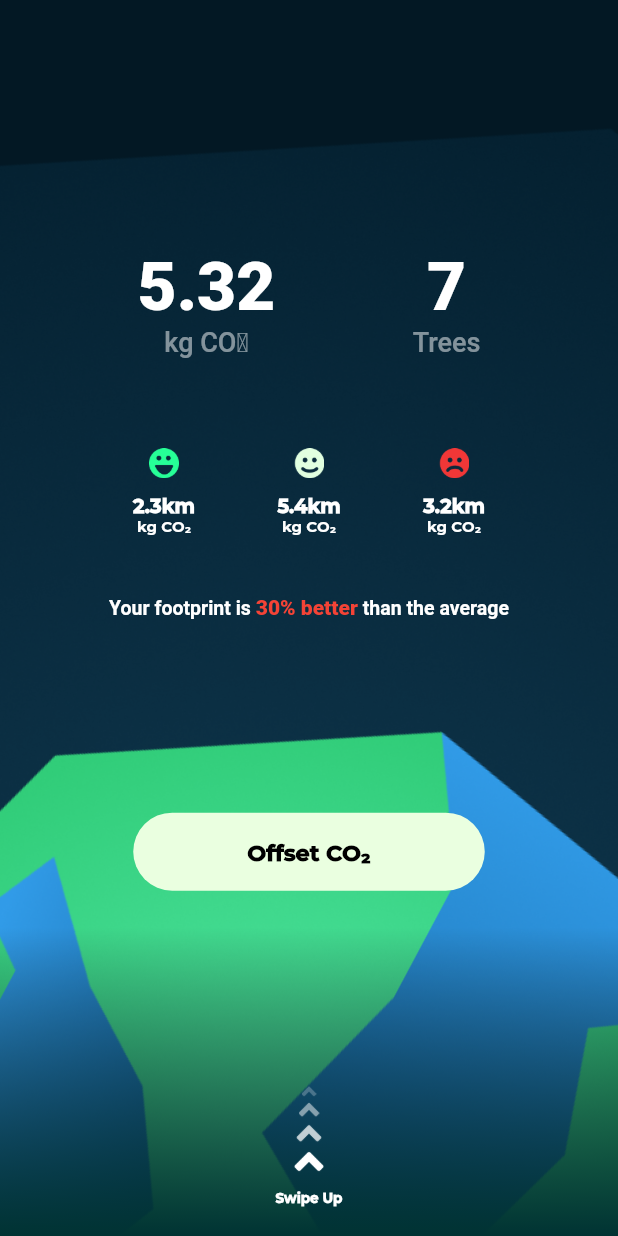
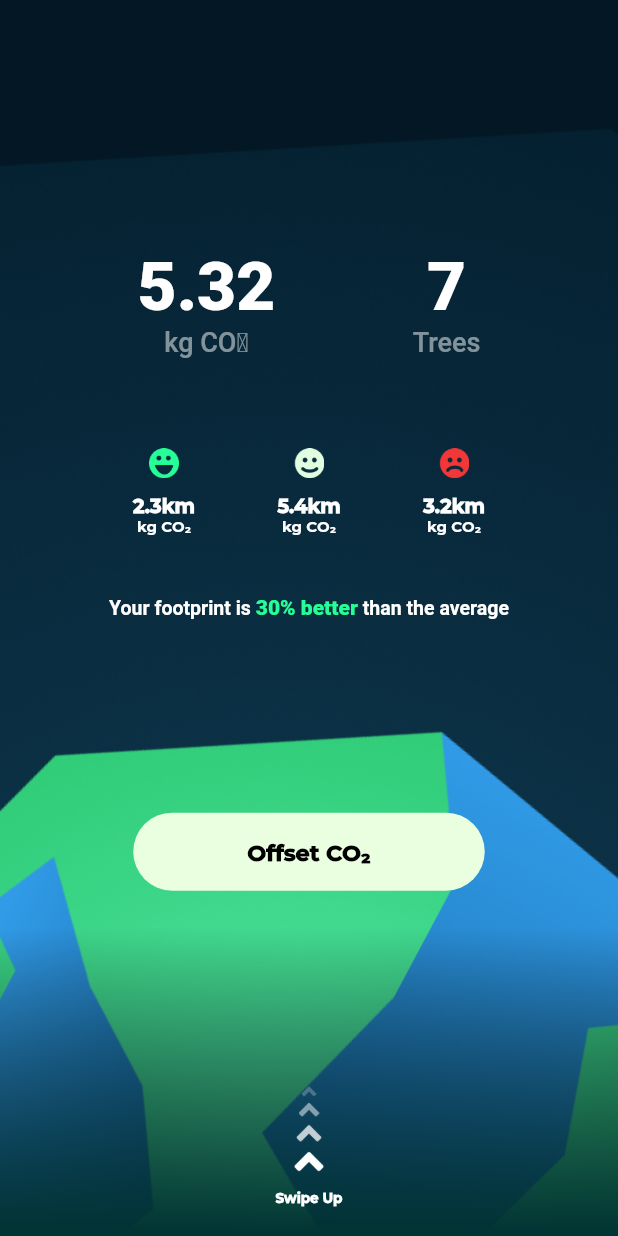
Before and after one commit to b-yogesh/PlanetZero, a Flutter app: the screen it shows after launch, on a phone screen of 412 x 824 dp. Run offline on Flutter 3.47's test engine with Material 2 defaults, Android fonts, the phone set to English and light mode, and no system bars; drawn by our look-alikes of countup; our stand-ins replace dotted_line, geolocator, sqflite; missing offline and left inert: activity_recognition_flutter, flutter_statusbarcolor; accounts and stored records are empty; Roboto replaces fonts that are missing (Nunito Sans); project files that could hold a hidden picture were left out.

Commit message:
fixed text color

```diff
--- a/green_track_app/lib/pages/HomePage.dart
+++ b/green_track_app/lib/pages/HomePage.dart
@@ -150,7 +150,7 @@ class _HomePageState extends State<HomePage> with TickerProviderStateMixin {
               ),
               Container(height: 40),
               ColorSplitText(
-                color: Colors.red,
+                color: Color(0xff26FF97),
                 size: 13,
                 prefixText: "Your footprint is ",
                 coloredText: widget.percentageBetterThanAverage.toString() + "% better",
```
